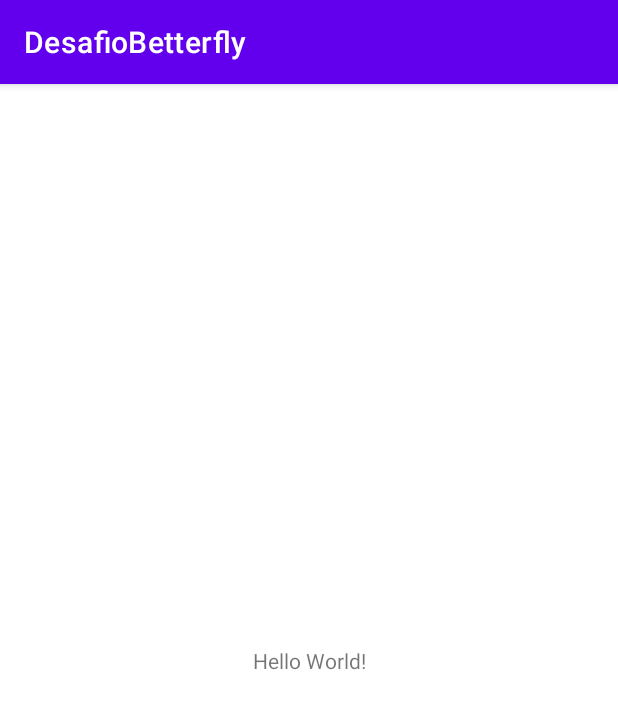
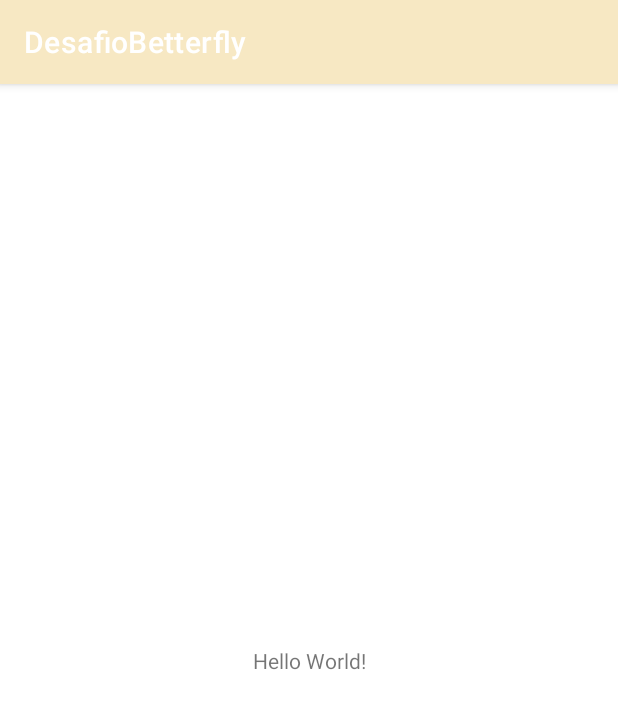
Before and after one commit to cyberfanta/DesafioBetterfly, an Android app: the screen it shows after launch (MainActivity), on a phone screen of 412 x 824 dp. Shown: the top 709 px of the screen. Run offline under Robolectric (Android 15) with nearby library versions, the phone set to English and light mode, and no system bars.

Commit message:
Feat (): Adding the bitacora file
Its a file where I describe the choices made on this app and why I do everything here. Adding the JSON files obtained from Rick & Morty API. Changed the Theme file from project to use cream color instead default Android Color.

```diff
--- a/app/src/main/res/values-night/themes.xml
+++ b/app/src/main/res/values-night/themes.xml
@@ -2,9 +2,9 @@
     <!-- Base application theme. -->
     <style name="Theme.DesafioBetterfly" parent="Theme.MaterialComponents.DayNight.DarkActionBar">
         <!-- Primary brand color. -->
-        <item name="colorPrimary">@color/purple_200</item>
-        <item name="colorPrimaryVariant">@color/purple_700</item>
-        <item name="colorOnPrimary">@color/black</item>
+        <item name="colorPrimary">@color/cream</item>
+        <item name="colorPrimaryVariant">@color/cream_dark</item>
+        <item name="colorOnPrimary">@color/cream</item>
         <!-- Secondary brand color. -->
         <item name="colorSecondary">@color/teal_200</item>
         <item name="colorSecondaryVariant">@color/teal_200</item>
--- a/app/src/main/res/values/colors.xml
+++ b/app/src/main/res/values/colors.xml
@@ -7,4 +7,7 @@
     <color name="teal_700">#FF018786</color>
     <color name="black">#FF000000</color>
     <color name="white">#FFFFFFFF</color>
+    <color name="cream">#FFF7E8C3</color>
+    <color name="cream_dark">#FFFEDF92</color>
+
 </resources>
--- a/app/src/main/res/values/themes.xml
+++ b/app/src/main/res/values/themes.xml
@@ -2,9 +2,9 @@
     <!-- Base application theme. -->
     <style name="Theme.DesafioBetterfly" parent="Theme.MaterialComponents.DayNight.DarkActionBar">
         <!-- Primary brand color. -->
-        <item name="colorPrimary">@color/purple_500</item>
-        <item name="colorPrimaryVariant">@color/purple_700</item>
-        <item name="colorOnPrimary">@color/white</item>
+        <item name="colorPrimary">@color/cream</item>
+        <item name="colorPrimaryVariant">@color/cream_dark</item>
+        <item name="colorOnPrimary">@color/cream</item>
         <!-- Secondary brand color. -->
         <item name="colorSecondary">@color/teal_200</item>
         <item name="colorSecondaryVariant">@color/teal_700</item>
```
Also changed, not shown: 13 other files.
